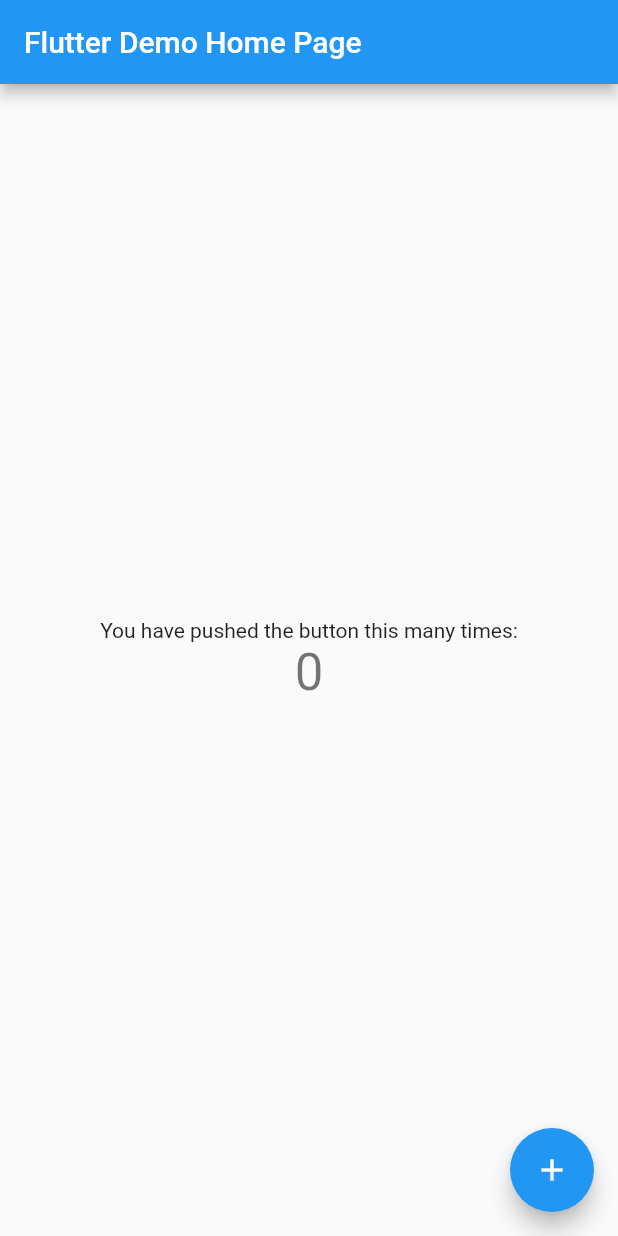
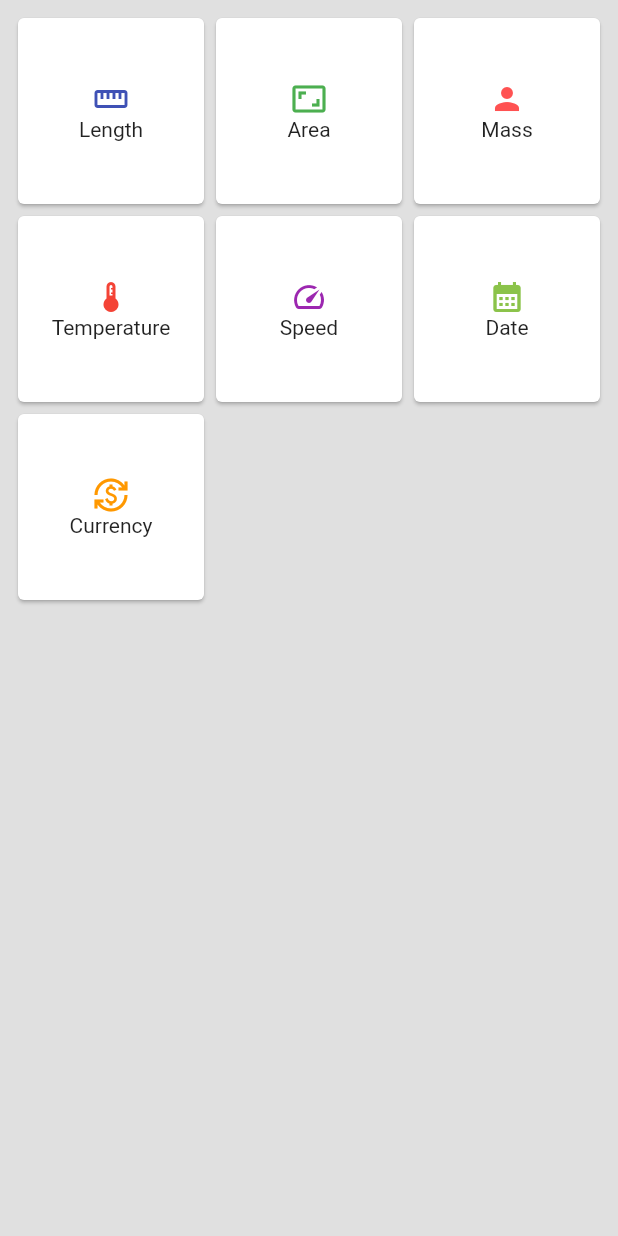
Before and after one commit to przbadu/flutter_example_apps, a Flutter app: the screen it shows after launch, on a phone screen of 412 x 824 dp. Run offline on Flutter 3.47's test engine with Material 2 defaults, Android fonts, the phone set to English and light mode, and no system bars; our stand-ins replace flutter_riverpod, go_router, riverpod.

Commit message:
Add pretty basic list of items to work with in the UI.

```diff
--- /dev/null
+++ b/unit_converter/lib/data/dashboard_data.dart
@@ -0,0 +1,60 @@
+import 'package:flutter/material.dart';
+
+class DashboardData {
+  final String label;
+  final IconData icon;
+  final Color color;
+  final int id;
+
+  DashboardData({
+    required this.label,
+    required this.icon,
+    required this.color,
+    required this.id,
+  });
+}
+
+final List<DashboardData> kDashboardData = [
+  DashboardData(
+    label: 'Length',
+    color: Colors.indigo,
+    icon: Icons.straighten,
+    id: 1,
+  ),
+  DashboardData(
+    label: 'Area',
+    color: Colors.green,
+    icon: Icons.aspect_ratio,
+    id: 2,
+  ),
+  DashboardData(
+    label: 'Mass',
+    color: Colors.redAccent,
+    icon: Icons.person,
+    id: 3,
+  ),
+  DashboardData(
+    label: 'Temperature',
+    color: Colors.red,
+    icon: Icons.thermostat,
+    id: 4,
+  ),
+  DashboardData(
+    label: 'Speed',
+    color: Colors.purple,
+    icon: Icons.speed,
+    id: 5,
+  ),
+  DashboardData(
+    label: 'Date',
+    color: Colors.lightGreen,
+    icon: Icons.calendar_month,
+    id: 6,
+  ),
+  DashboardData(
+    label: 'Currency',
+    color: Colors.orange,
+    icon: Icons.currency_exchange,
+    id: 7,
+  ),
+];
--- /dev/null
+++ b/unit_converter/lib/data/data.dart
@@ -0,0 +1 @@
+export 'dashboard_data.dart';
--- a/unit_converter/lib/main.dart
+++ b/unit_converter/lib/main.dart
@@ -1,4 +1,5 @@
 import 'package:flutter/material.dart';
+import 'package:unit_converter/presentation/presentation.dart';
 
 void main() {
   runApp(const MyApp());
@@ -7,109 +8,18 @@
 class MyApp extends StatelessWidget {
   const MyApp({super.key});
 
-  // This widget is the root of your application.
   @override
   Widget build(BuildContext context) {
     return MaterialApp(
-      title: 'Flutter Demo',
+      title: 'Unit Converter App',
+      debugShowCheckedModeBanner: false,
       theme: ThemeData(
-        // This is the theme of your application.
-        //
-        // Try running your application with "flutter run". You'll see the
-        // application has a blue toolbar. Then, without quitting the app, try
-        // changing the primarySwatch below to Colors.green and then invoke
-        // "hot reload" (press "r" in the console where you ran "flutter run",
-        // or simply save your changes to "hot reload" in a Flutter IDE).
-        // Notice that the counter didn't reset back to zero; the application
-        // is not restarted.
-        primarySwatch: Colors.blue,
+        brightness: Brightness.light,
+        scaffoldBackgroundColor: const Color(0xffe0e0e0),
       ),
-      home: const MyHomePage(title: 'Flutter Demo Home Page'),
+      darkTheme: ThemeData(brightness: Brightness.dark),
+      themeMode: ThemeMode.light,
+      home: const HomePage(),
     );
   }
 }
-
-class MyHomePage extends StatefulWidget {
-  const MyHomePage({super.key, required this.title});
-
-  // This widget is the home page of your application. It is stateful, meaning
-  // that it has a State object (defined below) that contains fields that affect
-  // how it looks.
-
-  // This class is the configuration for the state. It holds the values (in this
-  // case the title) provided by the parent (in this case the App widget) and
-  // used by the build method of the State. Fields in a Widget subclass are
-  // always marked "final".
-
-  final String title;
-
-  @override
-  State<MyHomePage> createState() => _MyHomePageState();
-}
-
-class _MyHomePageState extends State<MyHomePage> {
-  int _counter = 0;
-
-  void _incrementCounter() {
-    setState(() {
-      // This call to setState tells the Flutter framework that something has
-      // changed in this State, which causes it to rerun the build method below
-      // so that the display can reflect the updated values. If we changed
-      // _counter without calling setState(), then the build method would not be
-      // called again, and so nothing would appear to happen.
-      _counter++;
-    });
-  }
-
-  @override
-  Widget build(BuildContext context) {
-    // This method is rerun every time setState is called, for instance as done
-    // by the _incrementCounter method above.
-    //
-    // The Flutter framework has been optimized to make rerunning build methods
-    // fast, so that you can just rebuild anything that needs updating rather
-    // than having to individually change instances of widgets.
-    return Scaffold(
-      appBar: AppBar(
-        // Here we take the value from the MyHomePage object that was created by
-        // the App.build method, and use it to set our appbar title.
-        title: Text(widget.title),
-      ),
-      body: Center(
-        // Center is a layout widget. It takes a single child and positions it
-        // in the middle of the parent.
-        child: Column(
-          // Column is also a layout widget. It takes a list of children and
-          // arranges them vertically. By default, it sizes itself to fit its
-          // children horizontally, and tries to be as tall as its parent.
-          //
-          // Invoke "debug painting" (press "p" in the console, choose the
-          // "Toggle Debug Paint" action from the Flutter Inspector in Android
-          // Studio, or the "Toggle Debug Paint" command in Visual Studio Code)
-          // to see the wireframe for each widget.
-          //
-          // Column has various properties to control how it sizes itself and
-          // how it positions its children. Here we use mainAxisAlignment to
-          // center the children vertically; the main axis here is the vertical
-          // axis because Columns are vertical (the cross axis would be
-          // horizontal).
-          mainAxisAlignment: MainAxisAlignment.center,
-          children: <Widget>[
-            const Text(
-              'You have pushed the button this many times:',
-            ),
-            Text(
-              '$_counter',
-              style: Theme.of(context).textTheme.headline4,
-            ),
-          ],
-        ),
-      ),
-      floatingActionButton: FloatingActionButton(
-        onPressed: _incrementCounter,
-        tooltip: 'Increment',
-        child: const Icon(Icons.add),
-      ), // This trailing comma makes auto-formatting nicer for build methods.
-    );
-  }
-}
--- /dev/null
+++ b/unit_converter/lib/presentation/presentation.dart
@@ -0,0 +1 @@
+export 'screens/screens.dart';
--- /dev/null
+++ b/unit_converter/lib/presentation/screens/home_page.dart
@@ -0,0 +1,41 @@
+import 'package:flutter/material.dart';
+import 'package:flutter_riverpod/flutter_riverpod.dart';
+import 'package:unit_converter/data/data.dart';
+
+class HomePage extends ConsumerWidget {
+  const HomePage({Key? key}) : super(key: key);
+
+  @override
+  Widget build(BuildContext context, WidgetRef ref) {
+    return Scaffold(
+      // appBar: AppBar(
+      //   backgroundColor: Colors.transparent,
+      //   elevation: 0,
+      // ),
+      body: Padding(
+        padding: const EdgeInsets.all(8.0),
+        child: GridView.builder(
+          itemCount: kDashboardData.length,
+          gridDelegate: const SliverGridDelegateWithFixedCrossAxisCount(
+            crossAxisCount: 3,
+          ),
+          itemBuilder: (context, index) {
+            final dashboardItem = kDashboardData[index];
+
+            return Card(
+              child: Center(
+                child: Column(
+                  mainAxisAlignment: MainAxisAlignment.center,
+                  children: [
+                    Icon(dashboardItem.icon, color: dashboardItem.color),
+                    Text(dashboardItem.label),
+                  ],
+                ),
+              ),
+            );
+          },
+        ),
+      ),
+    );
+  }
+}
--- /dev/null
+++ b/unit_converter/lib/presentation/screens/screens.dart
@@ -0,0 +1 @@
+export 'home_page.dart';
--- a/unit_converter/pubspec.yaml
+++ b/unit_converter/pubspec.yaml
@@ -36,6 +36,8 @@
   # The following adds the Cupertino Icons font to your application.
   # Use with the CupertinoIcons class for iOS style icons.
   cupertino_icons: ^1.0.2
+  flutter_riverpod: ^1.0.4
+  go_router: ^4.5.0
 
 dev_dependencies:
   flutter_test:
```
Also changed, not shown: unit_converter/pubspec.lock.
